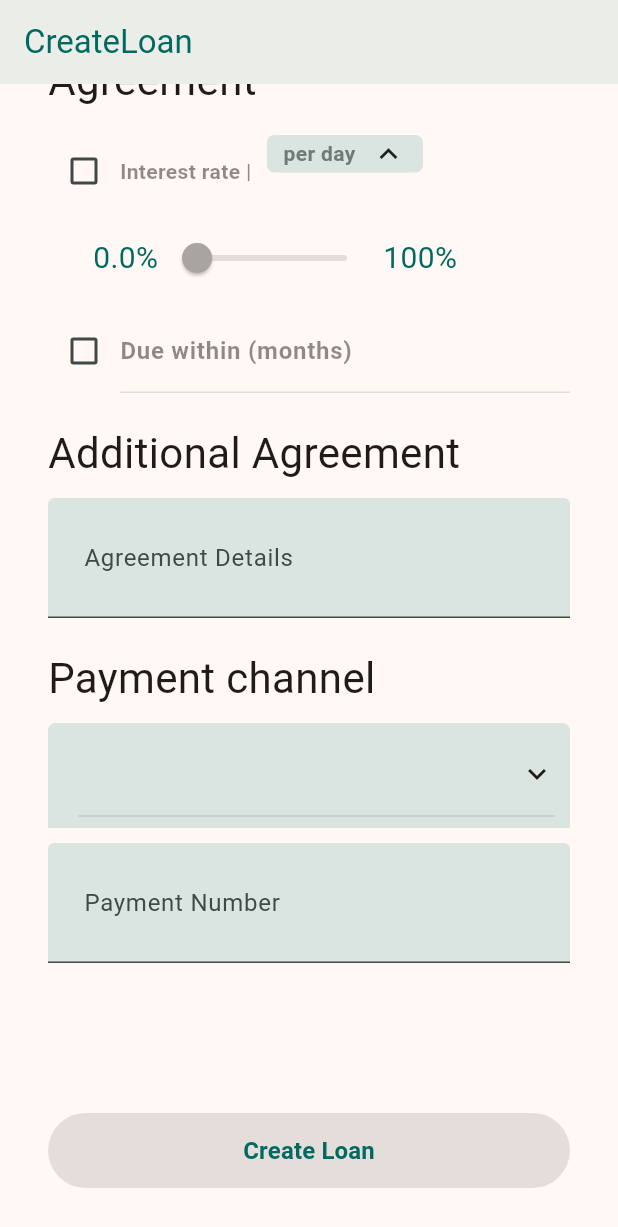
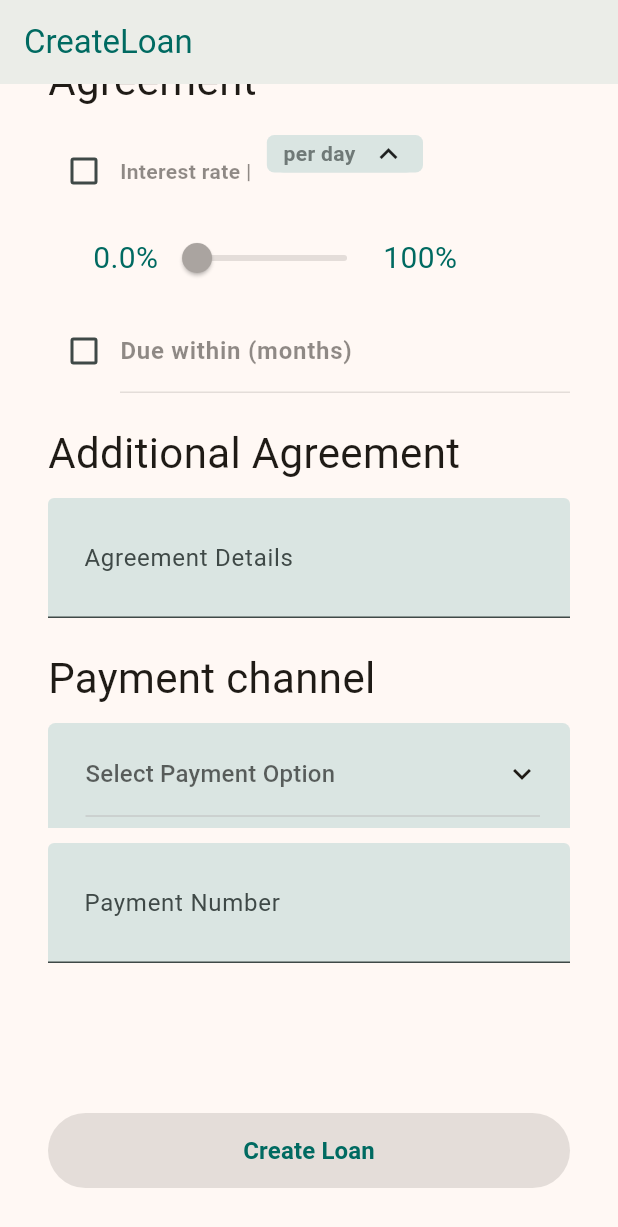
Before and after one commit to shine-bright-team/LAAS-Frontend, a Flutter app: the LCreateLoan screen opened by its route, scrolled down 202 dp, on a phone screen of 412 x 824 dp. Shown: the top 1227 px of the screen. Run offline on Flutter 3.47's test engine with Material 2 defaults, Android fonts, the phone set to English and light mode, and no system bars; drawn by our look-alikes of dynamic_color; our stand-ins replace dio, flutter_dotenv, flutter_riverpod, go_router, shared_preferences; accounts and stored records are empty; network calls fail; statements that could not run were skipped.

Commit message:
[add] label

```diff
--- a/lib/pages/Lender/l_create_lone.dart
+++ b/lib/pages/Lender/l_create_lone.dart
@@ -213,9 +213,16 @@ class _LCreateLoanState extends State<LCreateLoan> {
                 width: double.infinity,
                 child: Expanded(
                   child: Padding(
-                    padding:
-                        const EdgeInsets.only(left: 20, top: 10, right: 10),
+                    padding: const EdgeInsets.only(left: 20, right: 10),
+                    child: Column(
+                      crossAxisAlignment: CrossAxisAlignment.start,
+                      children: [
+                        Expanded(
+                          child: Padding(
+                            padding: const EdgeInsets.only(
+                                left: 5, right: 10, top: 10),
                             child: DropdownButton<String>(
+                              hint: const Text("Select Payment Option"),
                               isExpanded: true,
                               value: selectedPaymentOption.isNotEmpty
                                   ? selectedPaymentOption
@@ -237,6 +244,10 @@ class _LCreateLoanState extends State<LCreateLoan> {
                                   child: Text(option),
                                 );
                               }).toList(),
+                            ),
+                          ),
+                        )
+                      ],
                     ),
                   ),
                 ),
```
Lines whose indentation alone changed are shown as unchanged.
